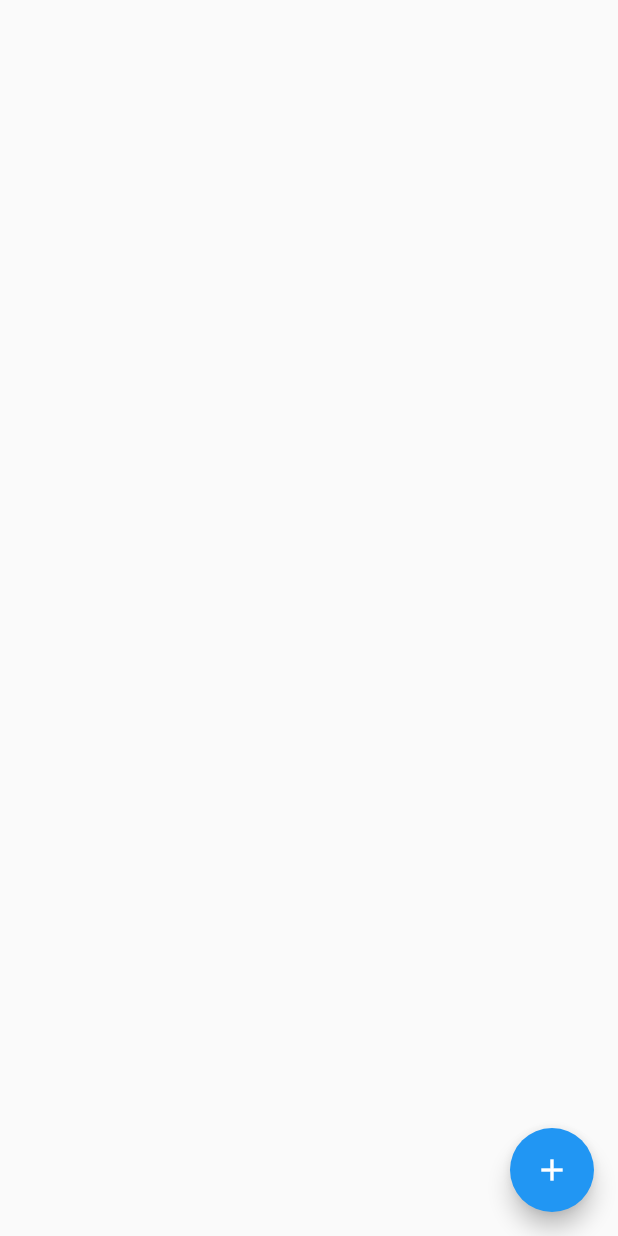
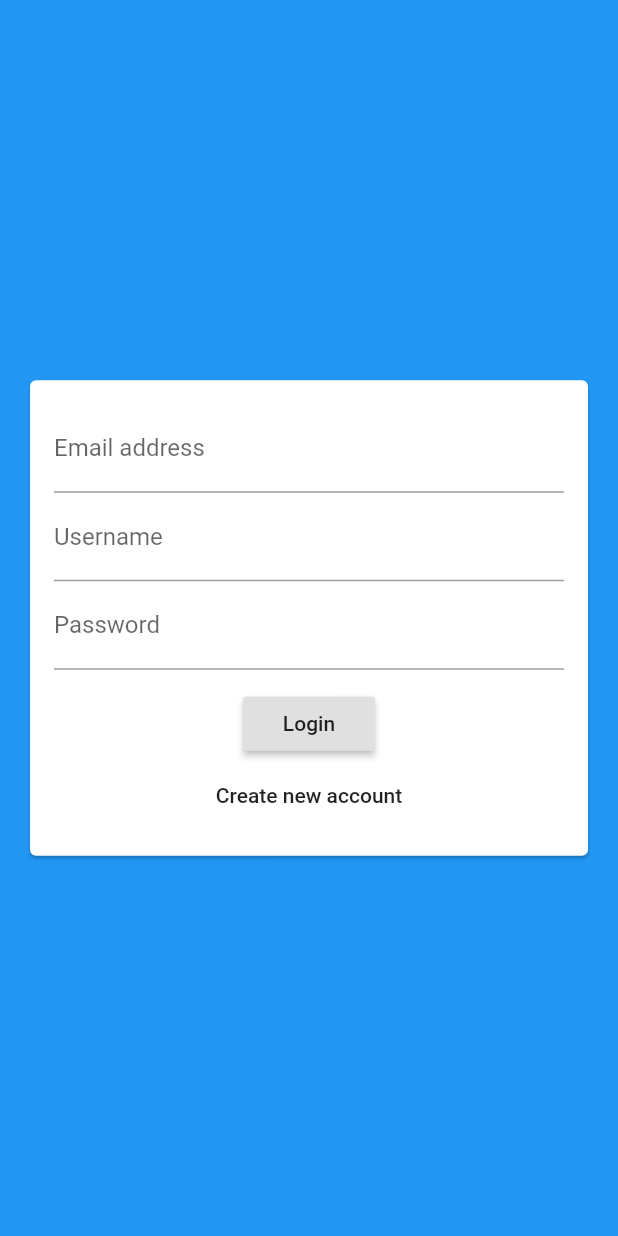
Before and after one commit to octoi/flutter-chat, a Flutter app: the screen it shows after launch, on a phone screen of 412 x 824 dp. Run offline on Flutter 3.47's test engine with Material 2 defaults, Android fonts, the phone set to English and light mode, and no system bars; our stand-ins replace cloud_firestore, firebase_core; accounts and stored records are empty.

Commit message:
basic auth form

```diff
--- a/lib/main.dart
+++ b/lib/main.dart
@@ -1,5 +1,6 @@
 import 'package:firebase_core/firebase_core.dart';
 import 'package:flutter/material.dart';
+import 'package:flutterchat/screens/auth_screen.dart';
 import 'package:flutterchat/screens/chat_screen.dart';
 
 void main() {
@@ -19,7 +20,7 @@ class FlutterChat extends StatelessWidget {
       ),
       home: FutureBuilder(
         future: Firebase.initializeApp(),
-        builder: (ctx, snapshot) => ChatScreen(),
+        builder: (ctx, snapshot) => AuthScreen(),
       ),
     );
   }
--- a/lib/screens/auth_screen.dart
+++ b/lib/screens/auth_screen.dart
@@ -0,0 +1,19 @@
+import 'package:flutter/material.dart';
+import 'package:flutterchat/widgets/auth/auth_form.dart';
+
+class AuthScreen extends StatefulWidget {
+  const AuthScreen({Key? key}) : super(key: key);
+
+  @override
+  _AuthScreenState createState() => _AuthScreenState();
+}
+
+class _AuthScreenState extends State<AuthScreen> {
+  @override
+  Widget build(BuildContext context) {
+    return Scaffold(
+      backgroundColor: Theme.of(context).primaryColor,
+      body: AuthForm(),
+    );
+  }
+}
--- a/lib/screens/chat_screen.dart
+++ b/lib/screens/chat_screen.dart
@@ -29,7 +29,11 @@ class ChatScreen extends StatelessWidget {
       ),
       floatingActionButton: FloatingActionButton(
         child: Icon(Icons.add),
-        onPressed: () {},
+        onPressed: () {
+          FirebaseFirestore.instance
+              .collection('chats/TzPr57aL5F0f62aB6D2A/messages')
+              .add({'text': 'hey its ${DateTime.now()}'});
+        },
       ),
     );
   }
--- /dev/null
+++ b/lib/widgets/auth/auth_form.dart
@@ -0,0 +1,51 @@
+import 'package:flutter/material.dart';
+
+class AuthForm extends StatefulWidget {
+  const AuthForm({Key? key}) : super(key: key);
+
+  @override
+  _AuthFormState createState() => _AuthFormState();
+}
+
+class _AuthFormState extends State<AuthForm> {
+  @override
+  Widget build(BuildContext context) {
+    return Center(
+      child: Card(
+        margin: EdgeInsets.all(20),
+        child: SingleChildScrollView(
+          child: Padding(
+            padding: EdgeInsets.all(16),
+            child: Form(
+              child: Column(
+                mainAxisSize: MainAxisSize.min,
+                children: [
+                  TextFormField(
+                    keyboardType: TextInputType.emailAddress,
+                    decoration: InputDecoration(labelText: 'Email address'),
+                  ),
+                  TextFormField(
+                    decoration: InputDecoration(labelText: 'Username'),
+                  ),
+                  TextFormField(
+                    decoration: InputDecoration(labelText: 'Password'),
+                    obscureText: true,
+                  ),
+                  SizedBox(height: 12),
+                  RaisedButton(
+                    child: Text('Login'),
+                    onPressed: () {},
+                  ),
+                  FlatButton(
+                    child: Text('Create new account'),
+                    onPressed: () {},
+                  )
+                ],
+              ),
+            ),
+          ),
+        ),
+      ),
+    );
+  }
+}
```
